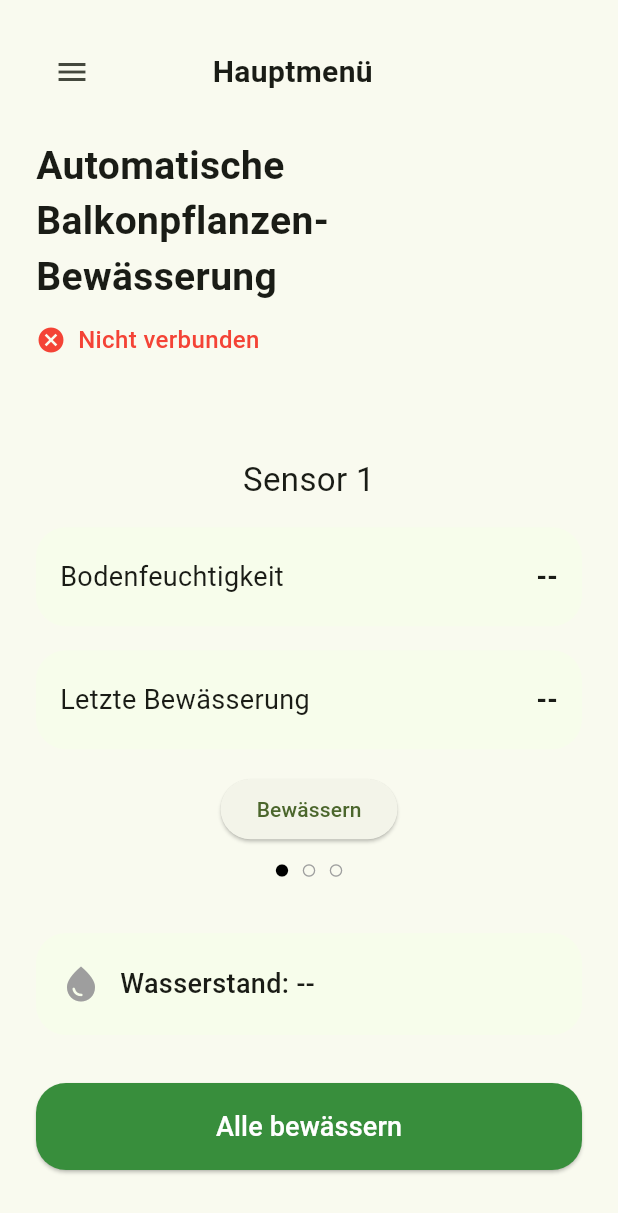
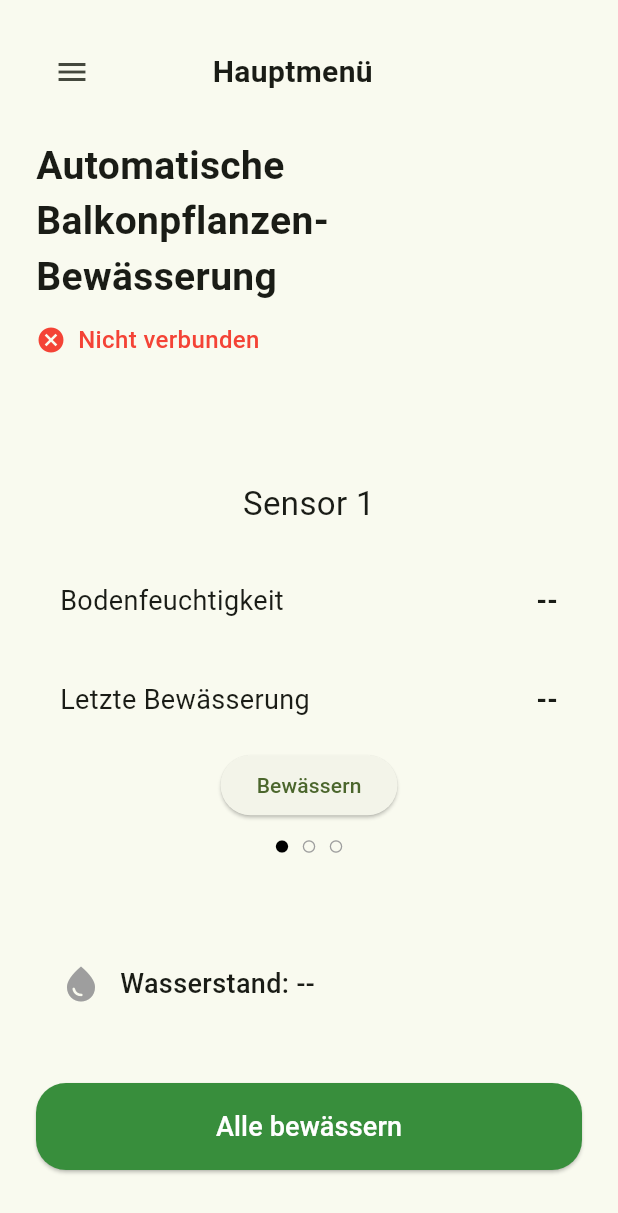
Before and after one commit to SpartanProgram/balkon-bewaesserung-app, a Flutter app: the screen it shows after launch, on a phone screen of 412 x 824 dp. Shown: the top 1213 px of the screen. Run offline on Flutter 3.47's test engine with Material 3 defaults, Android fonts, the phone set to English and light mode, and no system bars; our stand-ins replace flutter_local_notifications, shared_preferences; missing offline and left inert: mqtt_client.

Commit message:
fixed dark mode for mainScreen
Former-commit-id: b8cdb56d30d7965b98667b6898180194f4628e13

```diff
--- a/Software/lib/home_screen.dart
+++ b/Software/lib/home_screen.dart
@@ -42,6 +42,9 @@ class _HomeScreenState extends State<HomeScreen> with WidgetsBindingObserver {
     final sensorData = context.watch<SensorDataProvider>().sensorData;
     final isConnected = context.watch<SensorDataProvider>().isConnected;
 
+    final cardColor = Theme.of(context).cardColor;
+    final textColor = Theme.of(context).textTheme.bodyLarge?.color ?? Colors.black;
+    final isDark = Theme.of(context).brightness == Brightness.dark;
 
     return CustomScaffold(
       title: 'Hauptmenü',
@@ -102,10 +105,8 @@ class _HomeScreenState extends State<HomeScreen> with WidgetsBindingObserver {
                         textAlign: TextAlign.center,
                       ),
                       const SizedBox(height: 16),
-                      _infoCard("Bodenfeuchtigkeit", sensor["moisture"]!),
-                      const SizedBox(height: 16),
-                      _infoCard("Letzte Bewässerung", sensor["lastWatered"]!),
-                      const SizedBox(height: 16),
+                      _infoCard("Bodenfeuchtigkeit", sensor["moisture"]!, cardColor: cardColor, textColor: textColor),
+                      _infoCard("Letzte Bewässerung", sensor["lastWatered"]!, cardColor: cardColor, textColor: textColor),
                       ElevatedButton(
                         onPressed: () {
                           context.read<SensorDataProvider>().triggerWatering(sensorId: index);
@@ -127,8 +128,8 @@ class _HomeScreenState extends State<HomeScreen> with WidgetsBindingObserver {
                                   : Icons.circle_outlined,
                               size: 10,
                               color: _currentSensorIndex == dotIndex
-                                  ? Colors.black
-                                  : Colors.grey,
+                                  ? (isDark ? Colors.white : Colors.black)
+                                  : (isDark ? Colors.white54 : Colors.grey),
                             ),
                           );
                         }),
@@ -181,6 +182,9 @@ class _HomeScreenState extends State<HomeScreen> with WidgetsBindingObserver {
   Widget _waterLevelIndicator(String waterLevelStr) {
     int level = int.tryParse(waterLevelStr.replaceAll('%', '')) ?? -1;
 
+    final cardColor = Theme.of(context).cardColor;
+    final textColor = Theme.of(context).textTheme.bodyLarge?.color ?? Colors.black;
+
     IconData icon = Icons.water_drop;
     Color iconColor;
     String statusText;
@@ -203,7 +207,7 @@ class _HomeScreenState extends State<HomeScreen> with WidgetsBindingObserver {
       width: double.infinity,
       padding: const EdgeInsets.symmetric(horizontal: 16, vertical: 20),
       decoration: BoxDecoration(
-        color: const Color(0xFFF7FDEB),
+        color: cardColor,
         borderRadius: BorderRadius.circular(20),
       ),
       child: Row(
@@ -212,19 +216,19 @@ class _HomeScreenState extends State<HomeScreen> with WidgetsBindingObserver {
           const SizedBox(width: 12),
           Text(
             statusText,
-            style: const TextStyle(fontSize: 18, fontWeight: FontWeight.w500),
+            style: TextStyle(fontSize: 18, fontWeight: FontWeight.w500, color: textColor),
           ),
         ],
       ),
     );
   }
 
-  static Widget _infoCard(String title, String value) {
+  static Widget _infoCard(String title, String value, {required Color cardColor, required Color textColor}) {
     return Container(
       width: double.infinity,
       padding: const EdgeInsets.symmetric(horizontal: 16, vertical: 20),
       decoration: BoxDecoration(
-        color: const Color(0xFFF7FDEB),
+        color: cardColor,
         borderRadius: BorderRadius.circular(20),
       ),
       child: Row(
@@ -232,11 +236,11 @@ class _HomeScreenState extends State<HomeScreen> with WidgetsBindingObserver {
         children: [
           Text(
             title,
-            style: const TextStyle(fontSize: 18),
+            style: TextStyle(fontSize: 18, color: textColor),
           ),
           Text(
             value,
-            style: const TextStyle(fontSize: 18, fontWeight: FontWeight.bold),
+            style: TextStyle(fontSize: 18, fontWeight: FontWeight.bold, color: textColor),
           ),
         ],
       ),
```
